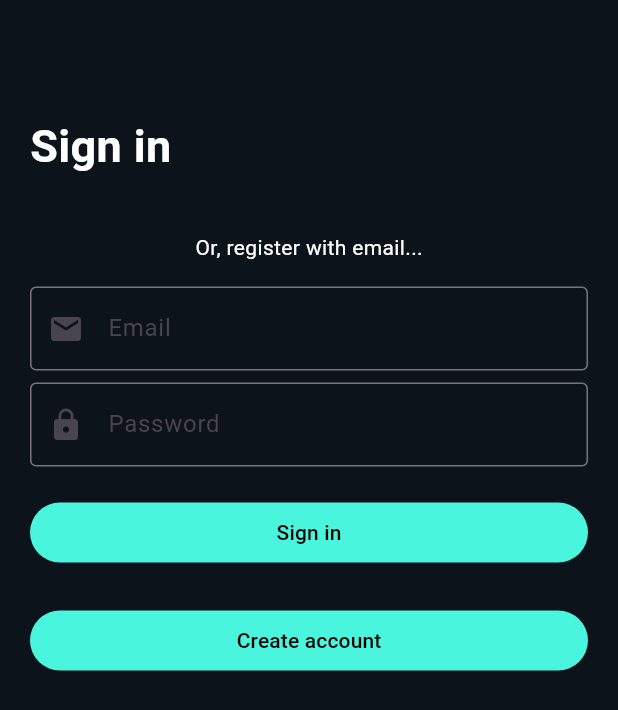
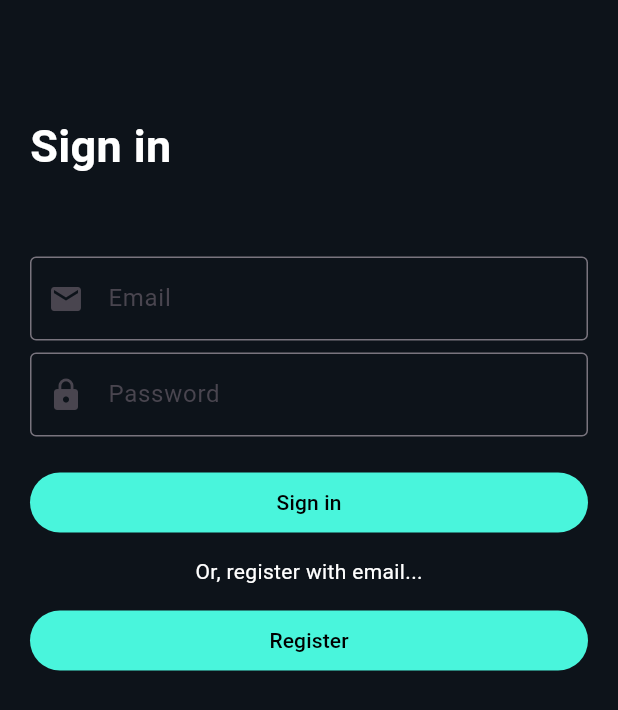
Before and after one commit to WilzZix/valorant_agents, a Flutter app: the screen it shows after launch, on a phone screen of 412 x 824 dp. Shown: the top 710 px of the screen. Run offline on Flutter 3.47's test engine with Material 3 defaults, Android fonts, the phone set to English and light mode, and no system bars; our stand-ins replace bloc, cached_network_image, connectivity_plus, dio, firebase_auth, firebase_core and 4 more; accounts and stored records are empty.

Commit message:
Login and register page changes

```diff
--- a/lib/application/auth/auth_event.dart
+++ b/lib/application/auth/auth_event.dart
@@ -16,3 +16,9 @@ class RegisterWithEmailAndPassword extends AuthEvent {
 
   RegisterWithEmailAndPassword(this.email, this.password);
 }
+
+class UpdateUserNameEvent extends AuthEvent {
+  final String name;
+
+  UpdateUserNameEvent(this.name);
+}
--- a/lib/application/auth/auth_state.dart
+++ b/lib/application/auth/auth_state.dart
@@ -18,3 +18,11 @@ class LoginErrorState extends AuthState {
 
   LoginErrorState(this.msg);
 }
+
+class UserDisplayNameUpdated extends AuthState {}
+
+class UserDisplayNameUpdatingError extends AuthState {
+  final String msg;
+
+  UserDisplayNameUpdatingError(this.msg);
+}
--- /dev/null
+++ b/lib/application/home_page/home_page_cubit.dart
@@ -0,0 +1,16 @@
+import 'package:bloc/bloc.dart';
+import 'package:meta/meta.dart';
+import 'package:volarant_agents/infrastructure/dto/user_model.dart';
+import 'package:volarant_agents/infrastructure/repositories/auth/auth_repository.dart';
+
+part 'home_page_state.dart';
+
+class HomePageCubit extends Cubit<HomePageState> {
+  HomePageCubit() : super(HomePageInitial());
+  AuthRepository repository = AuthRepository();
+
+  void getUserInfoCubit() async {
+    final UserModel data = await repository.getUserInfo();
+    emit(UserInfoLoaded(data));
+  }
+}
--- /dev/null
+++ b/lib/application/home_page/home_page_state.dart
@@ -0,0 +1,12 @@
+part of 'home_page_cubit.dart';
+
+@immutable
+abstract class HomePageState {}
+
+class HomePageInitial extends HomePageState {}
+
+class UserInfoLoaded extends HomePageState {
+  final UserModel userDate;
+
+  UserInfoLoaded(this.userDate);
+}
--- a/lib/domain/auth/i_auth.dart
+++ b/lib/domain/auth/i_auth.dart
@@ -1,4 +1,3 @@
-import 'package:firebase_auth/firebase_auth.dart';
 import 'package:volarant_agents/infrastructure/dto/user_model.dart';
 
 abstract class IAuth {
@@ -7,4 +6,8 @@ abstract class IAuth {
   Future<UserModel> login(String email, String password);
 
   Future logOut();
+
+  Future<void> updateUserDisplayName(String name);
+
+  Future<UserModel> getUserInfo();
 }
--- a/lib/infrastructure/dto/user_model.dart
+++ b/lib/infrastructure/dto/user_model.dart
@@ -1,8 +1,9 @@
 class UserModel {
-  final String email;
-  final String displayName;
-  final String phoneNumber;
-  final String refreshToken;
+  final String? email;
+  final String? displayName;
+  final String? phoneNumber;
+  final String? refreshToken;
 
-  UserModel(this.email, this.displayName, this.phoneNumber, this.refreshToken);
+  UserModel(
+      {this.email, this.displayName, this.phoneNumber = '', this.refreshToken});
 }
--- a/lib/presentation/main.dart
+++ b/lib/presentation/main.dart
@@ -5,12 +5,15 @@ import 'package:go_router/go_router.dart';
 import 'package:volarant_agents/application/agents/agents_bloc.dart';
 import 'package:volarant_agents/application/app_manager/app_manager_cubit.dart';
 import 'package:volarant_agents/application/auth/auth_bloc.dart';
+import 'package:volarant_agents/application/home_page/home_page_cubit.dart';
 import 'package:volarant_agents/application/user/user_bloc.dart';
 import 'package:volarant_agents/firebase_options.dart';
-import 'package:volarant_agents/presentation/auth/login/login_page.dart';
-import 'package:volarant_agents/presentation/auth/registration/register_page.dart';
 import 'package:volarant_agents/presentation/home_page/agent_detail_info_page.dart';
 import 'package:volarant_agents/presentation/home_page/home_page.dart';
+import 'package:volarant_agents/presentation/pages/auth/login/login_page.dart';
+import 'package:volarant_agents/presentation/pages/auth/registration/register_page.dart';
+
+import 'pages/auth/login/enter_display_name.dart';
 
 void main() {
   runApp(const MyApp());
@@ -48,6 +51,7 @@ class _MyAppState extends State<MyApp> {
           create: (context) => AgentsBloc()..add(GetAgentsEvent()),
         ),
         BlocProvider(create: (context) => AuthBloc()),
+        BlocProvider(create: (context) => HomePageCubit())
       ],
       child: MaterialApp.router(
         debugShowCheckedModeBanner: false,
@@ -78,5 +82,9 @@ final _router = GoRouter(
       path: '/register',
       builder: (context, state) => const RegisterScreen(),
     ),
+    GoRoute(
+      path: '/enter-display-name',
+      builder: (context, state) => const EnterDisplayName(),
+    ),
   ],
 );
--- a/lib/presentation/auth/registration/register_page.dart
+++ b/lib/presentation/pages/auth/login/login_page.dart
@@ -1,36 +1,47 @@
 import 'package:flutter/material.dart';
 import 'package:flutter_bloc/flutter_bloc.dart';
-import 'package:volarant_agents/application/user/user_bloc.dart';
-import 'package:volarant_agents/presentation/auth/login/login_page.dart';
+import 'package:go_router/go_router.dart';
+import 'package:volarant_agents/application/auth/auth_bloc.dart';
 
-class RegisterScreen extends StatefulWidget {
-  const RegisterScreen({Key? key}) : super(key: key);
+import 'package:volarant_agents/presentation/pages/auth/login/enter_display_name.dart';
+
+class LoginScreen extends StatefulWidget {
+  const LoginScreen({Key? key}) : super(key: key);
 
   @override
-  State<RegisterScreen> createState() => _RegisterScreenState();
+  State<LoginScreen> createState() => _LoginScreenState();
 }
 
-class _RegisterScreenState extends State<RegisterScreen> {
+class _LoginScreenState extends State<LoginScreen> {
   TextEditingController emailTextController = TextEditingController();
   TextEditingController passwordTextController = TextEditingController();
   TextEditingController nameController = TextEditingController();
+  bool isLoading = false;
 
   @override
   Widget build(BuildContext context) {
     return Scaffold(
+      backgroundColor: const Color(0xFF0D131A),
       appBar: AppBar(
         backgroundColor: const Color(0xFF0D131A),
       ),
-      backgroundColor: const Color(0xFF0D131A),
-      body: BlocListener<UserBloc, UserState>(
+      body: BlocListener<AuthBloc, AuthState>(
         listener: (context, state) {
-          if (state is UserCreatedState) {
+          if (state is LoginInProgressState) {
+            setState(() {
+              isLoading = true;
+            });
+          }
+          if (state is LoggedInState) {
             Navigator.push(
               context,
-              MaterialPageRoute(builder: (context) => const LoginScreen()),
+              MaterialPageRoute(builder: (context) => const EnterDisplayName()),
             );
           }
-          if (state is UserCreateFailureState) {
+          if (state is LoginErrorState) {
+            setState(() {
+              isLoading = false;
+            });
             showBottomSheet(
                 context: context,
                 builder: (context) {
@@ -47,37 +58,18 @@ class _RegisterScreenState extends State<RegisterScreen> {
           padding: const EdgeInsets.all(20),
           children: [
             const Text(
-              'Sign up',
+              'Sign in',
               style: TextStyle(
-                  fontSize: 30,
-                  fontWeight: FontWeight.bold,
-                  color: Colors.white),
+                fontSize: 30,
+                fontWeight: FontWeight.bold,
+                color: Colors.white,
+              ),
             ),
             const SizedBox(
               height: 16,
             ),
-            const Row(
-              mainAxisAlignment: MainAxisAlignment.spaceBetween,
-              children: [
-                SignInMethodWidget(
-                  path: 'assets/google.png',
-                ),
-                SignInMethodWidget(
-                  path: 'assets/apple.png',
-                ),
-                SignInMethodWidget(
-                  path: 'assets/facebook.png',
-                ),
-              ],
-            ),
             const SizedBox(
               height: 20,
-            ),
-            const Center(
-              child: Text(
-                'Or, register with email...',
-                style: TextStyle(color: Colors.white),
-              ),
             ),
             const SizedBox(
               height: 16,
@@ -103,6 +95,9 @@ class _RegisterScreenState extends State<RegisterScreen> {
             ),
             TextFormField(
               style: const TextStyle(color: Colors.white),
+              obscureText: true,
+              enableSuggestions: false,
+              autocorrect: false,
               onChanged: (value) {
                 passwordTextController.text = value;
               },
@@ -124,8 +119,49 @@ class _RegisterScreenState extends State<RegisterScreen> {
               height: 40,
               child: TextButton(
                 onPressed: () {
-                  BlocProvider.of<UserBloc>(context).add(CreateUserEvent(
-                      emailTextController.text, passwordTextController.text));
+                  if (!isLoading) {
+                    BlocProvider.of<AuthBloc>(context).add(
+                      LoginWithEmailAndPasswordEvent(
+                        emailTextController.text,
+                        passwordTextController.text,
+                      ),
+                    );
+                  }
+                },
+                style: isLoading
+                    ? ButtonStyle(
+                        backgroundColor: MaterialStateProperty.all<Color>(
+                          const Color(0x4B1A5CC1),
+                        ),
+                      )
+                    : ButtonStyle(
+                        backgroundColor: MaterialStateProperty.all<Color>(
+                          const Color(0xFF49F5DC),
+                        ),
+                      ),
+                child: isLoading
+                    ? const CircularProgressIndicator()
+                    : const Text(
+                        'Sign in',
+                        style: TextStyle(color: Colors.black),
+                      ),
+              ),
+            ),
+            const SizedBox(
+              height: 16,
+            ),
+            const Center(
+              child: Text(
+                'Or, register with email...',
+                style: TextStyle(color: Colors.white),
+              ),
+            ),
+            const SizedBox(height: 16),
+            SizedBox(
+              height: 40,
+              child: TextButton(
+                onPressed: () {
+                  context.push('/register');
                 },
                 style: ButtonStyle(
                   backgroundColor: MaterialStateProperty.all<Color>(
@@ -133,13 +169,10 @@ class _RegisterScreenState extends State<RegisterScreen> {
                   ),
                 ),
                 child: const Text(
-                  'Sign up',
-                  style: TextStyle(color: Colors.white),
+                  'Register',
+                  style: TextStyle(color: Colors.black),
                 ),
               ),
-            ),
-            const SizedBox(
-              height: 16,
             ),
             const SizedBox(
               height: 16,
@@ -150,35 +183,3 @@ class _RegisterScreenState extends State<RegisterScreen> {
     );
   }
 }
-
-class SignInMethodWidget extends StatelessWidget {
-  const SignInMethodWidget({
-    Key? key,
-    required this.path,
-  }) : super(key: key);
-  final String path;
-
-  @override
-  Widget build(BuildContext context) {
-    return Container(
-      decoration: BoxDecoration(
-        shape: BoxShape.rectangle,
-        border: Border.all(
-          color: Colors.grey,
-        ),
-        borderRadius: const BorderRadius.all(
-          Radius.circular(
-            16,
-          ),
-        ),
-      ),
-      height: 60,
-      width: 60,
-      child: Image.asset(
-        path,
-        width: 20,
-        height: 20,
-      ),
-    );
-  }
-}
--- a/lib/presentation/auth/login/login_page.dart
+++ b/lib/presentation/pages/auth/registration/register_page.dart
@@ -1,44 +1,36 @@
 import 'package:flutter/material.dart';
 import 'package:flutter_bloc/flutter_bloc.dart';
-import 'package:go_router/go_router.dart';
-import 'package:volarant_agents/application/auth/auth_bloc.dart';
-import 'package:volarant_agents/presentation/home_page/home_page.dart';
+import 'package:volarant_agents/application/user/user_bloc.dart';
+import 'package:volarant_agents/presentation/pages/auth/login/login_page.dart';
 
-class LoginScreen extends StatefulWidget {
-  const LoginScreen({Key? key}) : super(key: key);
+class RegisterScreen extends StatefulWidget {
+  const RegisterScreen({Key? key}) : super(key: key);
 
   @override
-  State<LoginScreen> createState() => _LoginScreenState();
+  State<RegisterScreen> createState() => _RegisterScreenState();
 }
 
-class _LoginScreenState extends State<LoginScreen> {
+class _RegisterScreenState extends State<RegisterScreen> {
   TextEditingController emailTextController = TextEditingController();
   TextEditingController passwordTextController = TextEditingController();
   TextEditingController nameController = TextEditingController();
-  bool isLoading = false;
 
   @override
   Widget build(BuildContext context) {
     return Scaffold(
-      backgroundColor: const Color(0xFF0D131A),
       appBar: AppBar(
         backgroundColor: const Color(0xFF0D131A),
       ),
-      body: BlocListener<AuthBloc, AuthState>(
+      backgroundColor: const Color(0xFF0D131A),
+      body: BlocListener<UserBloc, UserState>(
         listener: (context, state) {
-          if (state is LoginInProgressState) {
-            setState(() {
-              isLoading = true;
-            });
-          }
-          if (state is LoggedInState) {
+          if (state is UserCreatedState) {
             Navigator.push(
               context,
-              MaterialPageRoute(builder: (context) => const HomePage()),
+              MaterialPageRoute(builder: (context) => const LoginScreen()),
             );
           }
-          if (state is LoginErrorState) {
-            isLoading = false;
+          if (state is UserCreateFailureState) {
             showBottomSheet(
                 context: context,
                 builder: (context) {
@@ -55,25 +47,38 @@ class _LoginScreenState extends State<LoginScreen> {
           padding: const EdgeInsets.all(20),
           children: [
             const Text(
-              'Sign in',
+              'Sign up',
               style: TextStyle(
-                fontSize: 30,
-                fontWeight: FontWeight.bold,
-                color: Colors.white,
-              ),
+                  fontSize: 30,
+                  fontWeight: FontWeight.bold,
+                  color: Colors.white),
             ),
             const SizedBox(
               height: 16,
             ),
-            const SizedBox(
-              height: 20,
-            ),
-            const Center(
-              child: Text(
-                'Or, register with email...',
-                style: TextStyle(color: Colors.white),
-              ),
-            ),
+            // const Row(
+            //   mainAxisAlignment: MainAxisAlignment.spaceBetween,
+            //   children: [
+            //     SignInMethodWidget(
+            //       path: 'assets/google.png',
+            //     ),
+            //     SignInMethodWidget(
+            //       path: 'assets/apple.png',
+            //     ),
+            //     SignInMethodWidget(
+            //       path: 'assets/facebook.png',
+            //     ),
+            //   ],
+            // ),
+            // const SizedBox(
+            //   height: 20,
+            // ),
+            // const Center(
+            //   child: Text(
+            //     'Or, register with email...',
+            //     style: TextStyle(color: Colors.white),
+            //   ),
+            // ),
             const SizedBox(
               height: 16,
             ),
@@ -98,9 +103,6 @@ class _LoginScreenState extends State<LoginScreen> {
             ),
             TextFormField(
               style: const TextStyle(color: Colors.white),
-              obscureText: true,
-              enableSuggestions: false,
-              autocorrect: false,
               onChanged: (value) {
                 passwordTextController.text = value;
               },
@@ -122,45 +124,8 @@ class _LoginScreenState extends State<LoginScreen> {
               height: 40,
               child: TextButton(
                 onPressed: () {
-                  if (!isLoading) {
-                    BlocProvider.of<AuthBloc>(context).add(
-                      LoginWithEmailAndPasswordEvent(
-                        emailTextController.text,
-                        passwordTextController.text,
-                      ),
-                    );
-                  }
-                },
-                style: isLoading
-                    ? ButtonStyle(
-                        backgroundColor: MaterialStateProperty.all<Color>(
-                          const Color(0x4B1A5CC1),
-                        ),
-                      )
-                    : ButtonStyle(
-                        backgroundColor: MaterialStateProperty.all<Color>(
-                          const Color(0xFF49F5DC),
-                        ),
-                      ),
-                child: isLoading
-                    ? const CircularProgressIndicator()
-                    : const Text(
-                        'Sign in',
-                        style: TextStyle(color: Colors.black),
-                      ),
-              ),
-            ),
-            const SizedBox(
-              height: 16,
-            ),
-            const SizedBox(
-              height: 16,
-            ),
-            SizedBox(
-              height: 40,
-              child: TextButton(
-                onPressed: () {
-                  context.go('/register');
+                  BlocProvider.of<UserBloc>(context).add(CreateUserEvent(
+                      emailTextController.text, passwordTextController.text));
                 },
                 style: ButtonStyle(
                   backgroundColor: MaterialStateProperty.all<Color>(
@@ -168,10 +133,13 @@ class _LoginScreenState extends State<LoginScreen> {
                   ),
                 ),
                 child: const Text(
-                  'Create account',
-                  style: TextStyle(color: Colors.black),
+                  'Sign up',
+                  style: TextStyle(color: Colors.white),
                 ),
               ),
+            ),
+            const SizedBox(
+              height: 16,
             ),
             const SizedBox(
               height: 16,
@@ -182,3 +150,35 @@ class _LoginScreenState extends State<LoginScreen> {
     );
   }
 }
+
+class SignInMethodWidget extends StatelessWidget {
+  const SignInMethodWidget({
+    Key? key,
+    required this.path,
+  }) : super(key: key);
+  final String path;
+
+  @override
+  Widget build(BuildContext context) {
+    return Container(
+      decoration: BoxDecoration(
+        shape: BoxShape.rectangle,
+        border: Border.all(
+          color: Colors.grey,
+        ),
+        borderRadius: const BorderRadius.all(
+          Radius.circular(
+            16,
+          ),
+        ),
+      ),
+      height: 60,
+      width: 60,
+      child: Image.asset(
+        path,
+        width: 20,
+        height: 20,
+      ),
+    );
+  }
+}
```
Also changed, not shown: lib/application/auth/auth_bloc.dart (+9 -1 lines), lib/infrastructure/repositories/auth/auth_repository.dart (+22 -7 lines), lib/infrastructure/repositories/user/user_repository.dart (+6 -1 lines), lib/presentation/pages/auth/login/enter_display_name.dart (added, +78 -0 lines), lib/presentation/pages/list_page/list_page.dart (+46 -11 lines).
